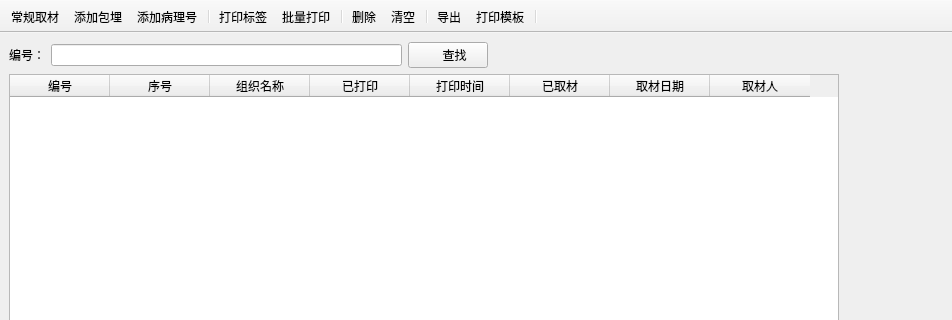
Qt form tabmaterial/tabmaterial.ui (YYC572652645/PatholoSystem) before a commit; both pictures show x 0 to 952 and y 0 to 320 of the 952 by 672 pixel window.
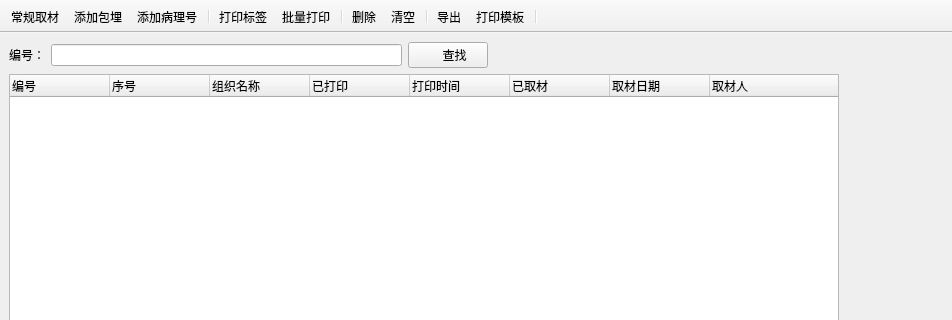
The same form after that commit. Icons and pictures are not drawn.

What changed in the file:
```diff
--- a/tabmaterial/tabmaterial.ui
+++ b/tabmaterial/tabmaterial.ui
@@ -78,7 +78,7 @@
            </layout>
           </item>
           <item>
-           <widget class="QTableWidget" name="tableWidget">
+           <widget class="QTreeWidget" name="treeWidget">
             <column>
              <property name="text">
               <string>编号</string>
```
